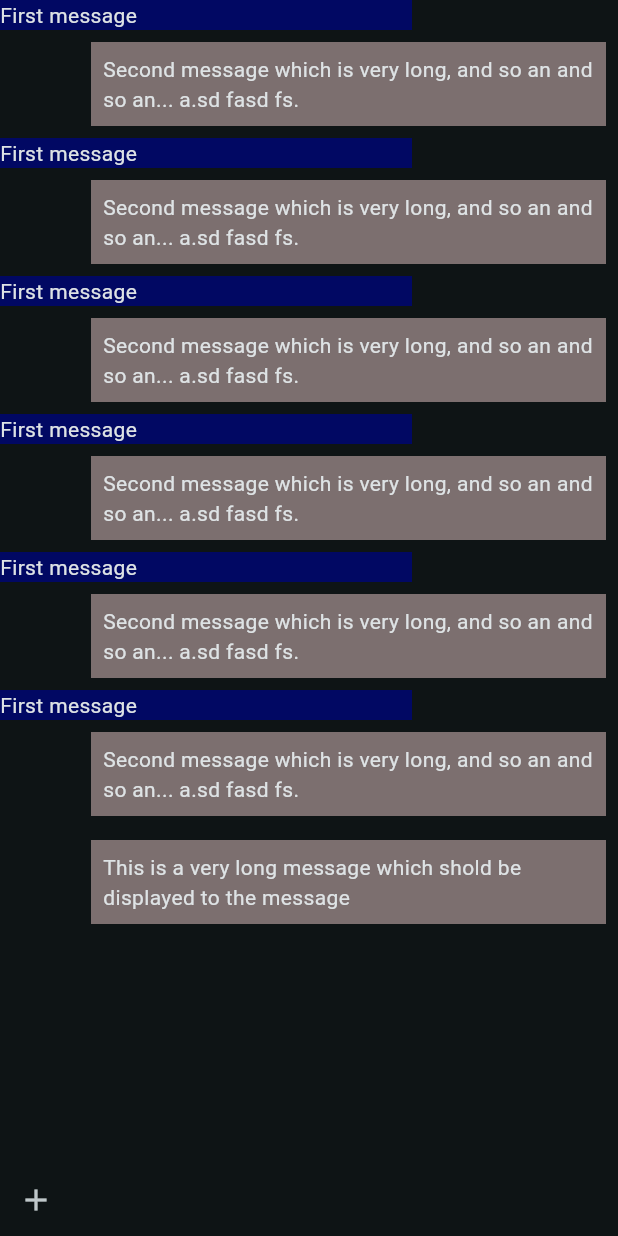
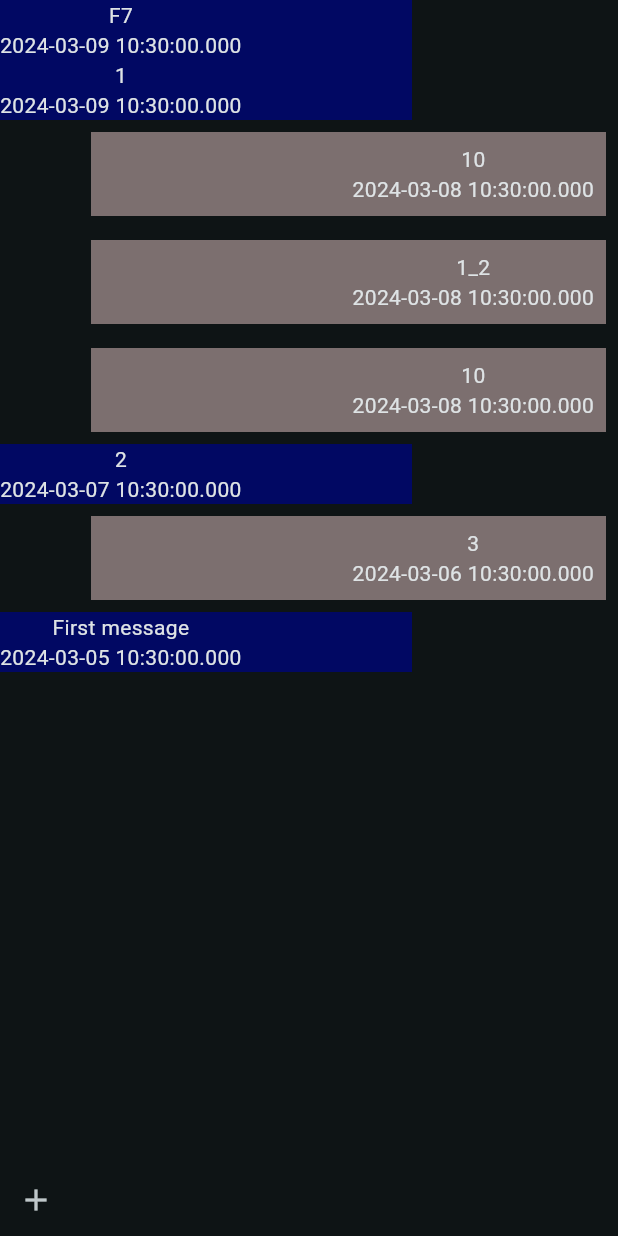
Before and after one commit to zindlsn/flutter_samples, a Flutter app: the screen it shows after launch, after a tap on the "add" icon, on a phone screen of 412 x 824 dp. Run offline on Flutter 3.47's test engine with Material 3 defaults, Android fonts, the phone set to English and light mode, and no system bars; our stand-ins replace bloc, flutter_bloc, get_it.

Commit message:
After message sent it scrolls to bottom

```diff
--- a/simple_chatapp/lib/application/application/messages/bloc/messages_bloc.dart
+++ b/simple_chatapp/lib/application/application/messages/bloc/messages_bloc.dart
@@ -18,8 +18,11 @@ class MessagesBloc extends Bloc<MessagesEvent, MessagesState> {
       : super(MessagesInitial()) {
     Test();
     on<LoadMoreMessage>((state, emit) async {
-    //  messages.clear();
-      messages = await loadChatUsecase.loadChatByUserId(id: "101");
+      //  messages.clear();
+      //messages = await loadChatUsecase.loadChatByUserId(id: "101");
+      List<MessageEntity> ms = await loadChatUsecase.loadMoreMessagesByUserId(
+          startIndex: messages.length - 1, count: 5, id: "101");
+      messages.addAll(ms);
       emit(MessagesLoaded());
     });
 
@@ -28,8 +31,8 @@ class MessagesBloc extends Bloc<MessagesEvent, MessagesState> {
         MessageEntity(
           ownerId: "101",
           text:
-              "This is a very long message which shold be displayed to the message",
-          sentTime: DateTime.now(),
+              "Locally sent",
+          creationDate: DateTime.now().add(const Duration(seconds: 20)),
         )..sendFromMe = true,
       );
     });
--- a/simple_chatapp/lib/core/server.dart
+++ b/simple_chatapp/lib/core/server.dart
@@ -9,69 +9,63 @@ class Test {
     messages.addAll([
       MessageEntity(
         ownerId: "101",
-        text: 'First message',
-        sentTime: DateTime.now(),
+        text: '1',
+        creationDate: DateTime.now().subtract(const Duration(days: 1)),
       )..sendFromMe = false,
       MessageEntity(
         ownerId: me.userId,
-        text:
-            'Second message which is very long, and so an and so an... a.sd fasd fs.',
-        sentTime: DateTime.now(),
+        text: '1_2',
+        creationDate: DateTime.now().subtract(const Duration(days: 2)),
+      )..sendFromMe = true,
+      MessageEntity(
+        ownerId: "101",
+        text: '2',
+        creationDate: DateTime.now().subtract(const Duration(days: 3)),
+      )..sendFromMe = false,
+      MessageEntity(
+        ownerId: me.userId,
+        text: '3',
+        creationDate: DateTime.now().subtract(const Duration(days: 4)),
       )..sendFromMe = true,
       MessageEntity(
         ownerId: "101",
         text: 'First message',
-        sentTime: DateTime.now(),
+        creationDate: DateTime.now().subtract(const Duration(days: 5)),
       )..sendFromMe = false,
       MessageEntity(
         ownerId: me.userId,
-        text:
-            'Second message which is very long, and so an and so an... a.sd fasd fs.',
-        sentTime: DateTime.now(),
+        text: '4',
+        creationDate: DateTime.now().subtract(const Duration(days: 6)),
       )..sendFromMe = true,
       MessageEntity(
         ownerId: "101",
-        text: 'First message',
-        sentTime: DateTime.now(),
+        text: '5',
+        creationDate: DateTime.now().subtract(const Duration(days: 8)),
       )..sendFromMe = false,
       MessageEntity(
         ownerId: me.userId,
-        text:
-            'Second message which is very long, and so an and so an... a.sd fasd fs.',
-        sentTime: DateTime.now(),
+        text: '6',
+        creationDate: DateTime.now().subtract(const Duration(days: 9)),
       )..sendFromMe = true,
       MessageEntity(
         ownerId: "101",
-        text: 'First message',
-        sentTime: DateTime.now(),
+        text: 'F7',
+        creationDate: DateTime.now().subtract(const Duration(days: 1)),
       )..sendFromMe = false,
       MessageEntity(
         ownerId: me.userId,
-        text:
-            'Second message which is very long, and so an and so an... a.sd fasd fs.',
-        sentTime: DateTime.now(),
+        text: 'Second messag8',
+        creationDate: DateTime.now().subtract(const Duration(days: 10)),
       )..sendFromMe = true,
       MessageEntity(
         ownerId: "101",
-        text: 'First message',
-        sentTime: DateTime.now(),
+        text: '9',
+        creationDate: DateTime.now().subtract(const Duration(days: 11)),
       )..sendFromMe = false,
       MessageEntity(
         ownerId: me.userId,
-        text:
-            'Second message which is very long, and so an and so an... a.sd fasd fs.',
-        sentTime: DateTime.now(),
-      )..sendFromMe = true,
-      MessageEntity(
-        ownerId: "101",
-        text: 'First message',
-        sentTime: DateTime.now(),
-      )..sendFromMe = false,
-      MessageEntity(
-        ownerId: me.userId,
-        text:
-            'Second message which is very long, and so an and so an... a.sd fasd fs.',
-        sentTime: DateTime.now(),
+        text: '10',
+        creationDate: DateTime.now().subtract(const Duration(days: 2)),
       )..sendFromMe = true,
     ]);
   }
--- a/simple_chatapp/lib/domain/entities/message_entity.dart
+++ b/simple_chatapp/lib/domain/entities/message_entity.dart
@@ -1,21 +1,25 @@
-import 'package:meta/meta.dart';
-
 ///Represents a message within the [Chat]
 ///
-class MessageEntity {
+class MessageEntity implements Comparable<MessageEntity> {
   String ownerId;
   String text;
-  DateTime sentTime;
+  DateTime? sentTime;
+  DateTime creationDate;
   bool sendFromMe = false;
 
   MessageEntity(
-      {required this.ownerId, required this.text, required this.sentTime});
+      {required this.ownerId, required this.text, required this.creationDate});
 
   static MessageEntity newMessage(String message) {
     return MessageEntity(
       ownerId: "",
       text: message,
-      sentTime: DateTime.now(),
+      creationDate: DateTime.now(),
     );
   }
+
+  @override
+  int compareTo(other) {
+    return creationDate.isAfter(other.creationDate) ? -1 : 1;
+  }
 }
--- a/simple_chatapp/lib/domain/repositories/message_repository_impl.dart
+++ b/simple_chatapp/lib/domain/repositories/message_repository_impl.dart
@@ -9,11 +9,18 @@ class ChatRepositoryImpl implements ChatMessageRepository {
 
   @override
   Future<List<MessageEntity>> loadMessages(String id) async {
-    return await chatRemoteDatasource.loadMessagesByUserId(id);
+    return await chatRemoteDatasource.loadAllMessagesByUserId(id);
   }
 
   @override
   Future<bool> sendChatMessage(MessageEntity messageEntity) async {
     return await chatRemoteDatasource.sendMessage(messageEntity);
   }
+
+  @override
+  Future<List<MessageEntity>> loadMoreMessagesByUserId(
+      int lastIndex, int count, String id) async {
+    return await chatRemoteDatasource.loadMoreMessagesByUserId(
+        lastIndex, count, id);
+  }
 }
--- a/simple_chatapp/lib/domain/usecases/loadchat/load_chat_usecase.dart
+++ b/simple_chatapp/lib/domain/usecases/loadchat/load_chat_usecase.dart
@@ -9,4 +9,8 @@ class LoadChatMessageUsecase {
   Future<List<MessageEntity>> loadChatByUserId({required String id}) async {
     return await chatRepository.loadMessages(id);
   }
+
+    Future<List<MessageEntity>> loadMoreMessagesByUserId({required String id, required startIndex, required count}) async {
+    return await chatRepository.loadMoreMessagesByUserId(startIndex,count,id);
+  }
 }
--- a/simple_chatapp/lib/infrastructure/datasource/chat_remote_datasource.dart
+++ b/simple_chatapp/lib/infrastructure/datasource/chat_remote_datasource.dart
@@ -1,18 +1,20 @@
+import 'dart:math';
+
 import 'package:flutter/foundation.dart';
 import 'package:start/core/server.dart';
 import 'package:start/domain/entities/message_entity.dart';
 
 abstract class MessageDatasource {
-  Future<List<MessageEntity>> loadMessagesByUserId(String id);
+  Future<List<MessageEntity>> loadAllMessagesByUserId(String id);
+  Future<List<MessageEntity>> loadMoreMessagesByUserId(
+      int lastIndex, int count, String id);
 
   Future<bool> sendMessage(MessageEntity messageEntity);
 }
 
-
-
 class MessageDatasourceImpl implements MessageDatasource {
   @override
-  Future<List<MessageEntity>> loadMessagesByUserId(String id) {
+  Future<List<MessageEntity>> loadAllMessagesByUserId(String id) {
     if (kDebugMode) {}
     return Future.value(Test.messages);
   }
@@ -22,4 +24,14 @@ class MessageDatasourceImpl implements MessageDatasource {
     Test.messages.add(messageEntity);
     return Future.value(true);
   }
+
+  @override
+  Future<List<MessageEntity>> loadMoreMessagesByUserId(
+      int lastIndex, int count, String id) {
+    List<MessageEntity> messages = Test.messages;
+    messages.sort();
+    int lastMessageId = messages.length - 1;
+    int lastId = min((lastIndex + count), lastMessageId);
+    return Future.value(Test.messages.sublist(lastIndex + 1, lastId));
+  }
 }
--- a/simple_chatapp/lib/infrastructure/repositories/chat_repository.dart
+++ b/simple_chatapp/lib/infrastructure/repositories/chat_repository.dart
@@ -1,9 +1,8 @@
 import 'package:start/domain/entities/message_entity.dart';
 
-abstract class ChatMessageRepository{
-
+abstract class ChatMessageRepository {
   Future<List<MessageEntity>> loadMessages(String id);
-
+  Future<List<MessageEntity>> loadMoreMessagesByUserId(
+      int lastIndex, int count, String id);
   Future<bool> sendChatMessage(MessageEntity messageEntity);
-
 }
--- a/simple_chatapp/lib/presentation/chatpage/telegram/chat_screen.dart
+++ b/simple_chatapp/lib/presentation/chatpage/telegram/chat_screen.dart
@@ -11,9 +11,11 @@ class ChatScreen extends StatefulWidget {
 }
 
 class _ChatScreenState extends State<ChatScreen> {
+  ScrollController _scrollController = ScrollController();
   @override
   Widget build(BuildContext context) {
     BlocProvider.of<MessagesBloc>(context).add(LoadMoreMessage());
+
     return Scaffold(
       body: Column(
         crossAxisAlignment: CrossAxisAlignment.stretch,
@@ -24,9 +26,15 @@ class _ChatScreenState extends State<ChatScreen> {
             child: BlocBuilder<MessagesBloc, MessagesState>(
               builder: (context, state) {
                 if (state is MessagesLoaded) {
+                  WidgetsBinding.instance.addPostFrameCallback((_) {
+                    _scrollToBottom(context);
+                  });
                   List<MessageEntity> messages =
                       BlocProvider.of<MessagesBloc>(context).messages;
-                  return ListView.builder(
+                  return RefreshIndicator(
+                    onRefresh: _pullRefresh,
+                    child: ListView.builder(
+                      controller: _scrollController,
                       itemCount: messages.length,
                       itemBuilder: ((context, index) {
                         MessageEntity message = messages[index];
@@ -47,7 +55,13 @@ class _ChatScreenState extends State<ChatScreen> {
                                         alignment: Alignment.topRight,
                                         child: Padding(
                                           padding: const EdgeInsets.all(8.0),
-                                        child: Text(message.text),
+                                          child: Column(
+                                            children: [
+                                              Text(message.text),
+                                              Text(message.creationDate
+                                                  .toString())
+                                            ],
+                                          ),
                                         ),
                                       ),
                                     ),
@@ -58,17 +72,24 @@ class _ChatScreenState extends State<ChatScreen> {
                                 mainAxisSize: MainAxisSize.min,
                                 children: [
                                   Container(
-                                  width:
-                                      MediaQuery.of(context).size.width / 3 * 2,
+                                    width: MediaQuery.of(context).size.width /
+                                        3 *
+                                        2,
                                     color: const Color.fromARGB(255, 1, 8, 99),
                                     child: Align(
                                       alignment: Alignment.topLeft,
-                                    child: Text(message.text),
+                                      child: Column(
+                                        children: [
+                                          Text(message.text),
+                                          Text(message.creationDate.toString())
+                                        ],
+                                      ),
                                     ),
                                   ),
                                 ],
                               );
                       }),
+                    ),
                   );
                 }
                 return const CircularProgressIndicator();
@@ -90,4 +111,16 @@ class _ChatScreenState extends State<ChatScreen> {
       ),
     );
   }
+
+  Future<void> _pullRefresh() async {
+    BlocProvider.of<MessagesBloc>(context).add(LoadMoreMessage());
   }
+
+  void _scrollToBottom(BuildContext context) {
+    _scrollController.animateTo(
+      _scrollController.position.maxScrollExtent,
+      duration: const Duration(milliseconds: 300),
+      curve: Curves.easeOut,
+    );
+  }
+}
```
Lines whose indentation alone changed are shown as unchanged.
